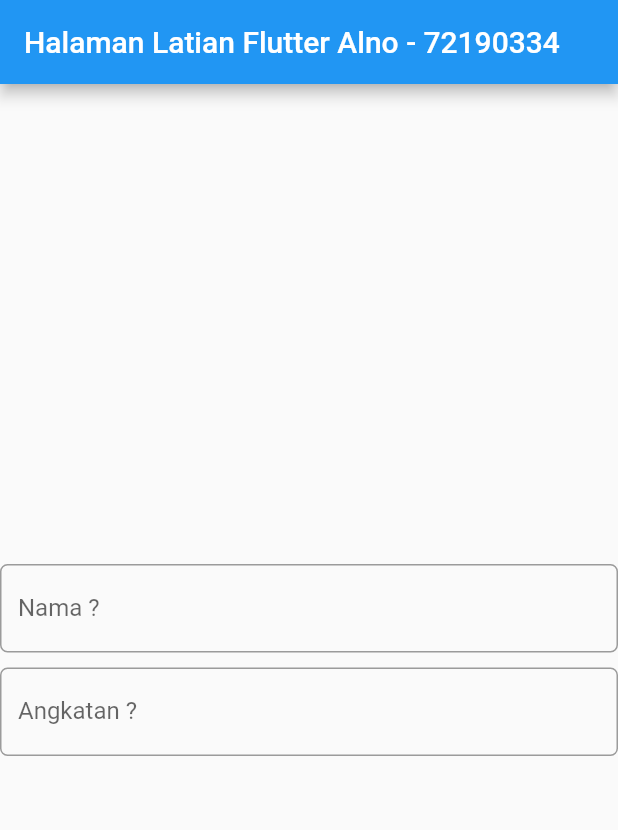
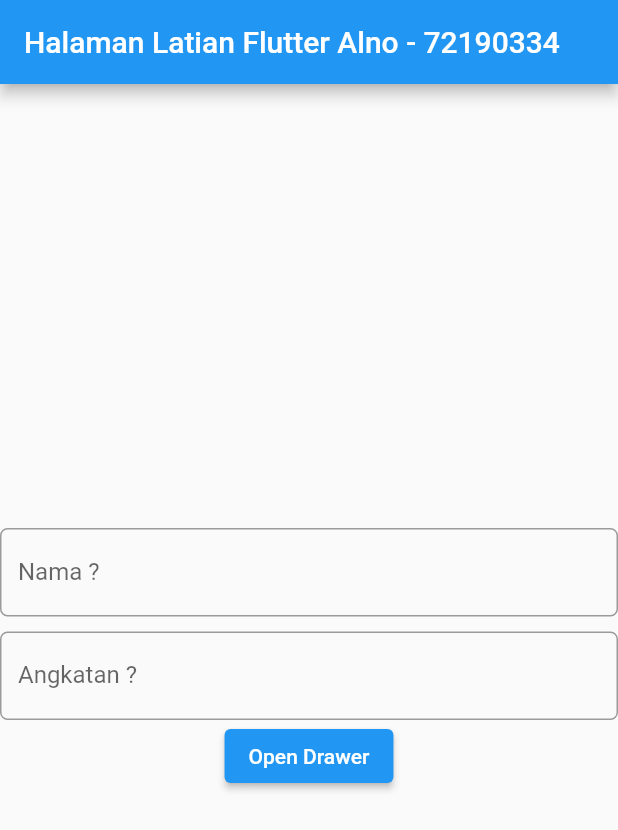
Before and after one commit to alno09/flutter_progmob_alno_2022, a Flutter app: the screen it shows after launch, on a phone screen of 412 x 824 dp. Shown: the top 830 px of the screen. Run offline on Flutter 3.47's test engine with Material 2 defaults, Android fonts, the light colour scheme and no system bars.

Commit message:
pertemuan 13

```diff
--- a/lib/pertemuan1.dart
+++ b/lib/pertemuan1.dart
@@ -50,6 +50,12 @@
                 )
               ),
             ),
+            ElevatedButton(
+              child: Text('Open Drawer'),
+              onPressed: () {
+                Scaffold.of(context).openDrawer();
+              },
+            )
           ],
         ),
       ),
```
